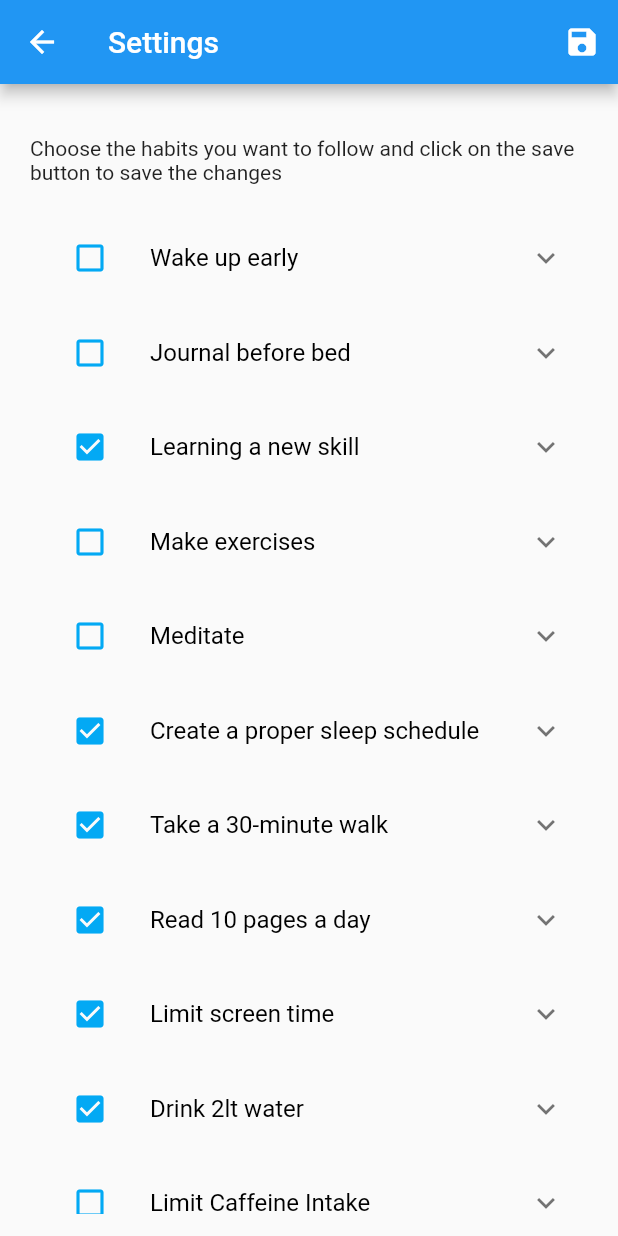
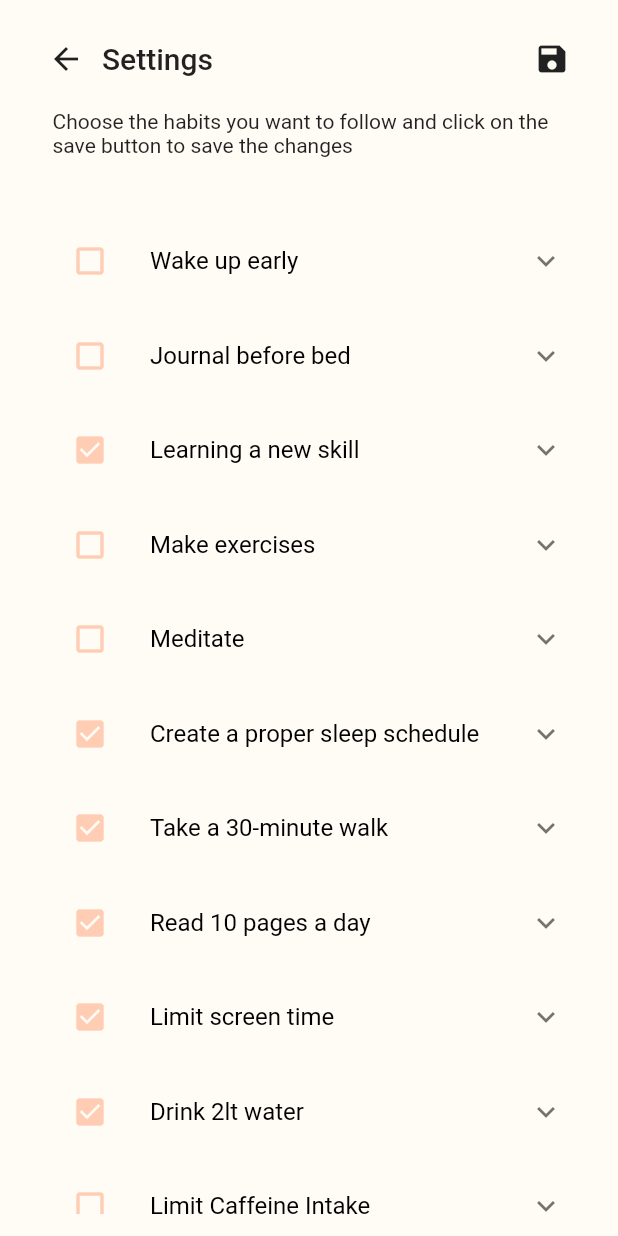
Before and after one commit to GianMen91/my_new_habits, a Flutter app: the Settings screen opened directly with empty values, on a phone screen of 412 x 824 dp. Run offline on Flutter 3.47's test engine with Material 2 defaults, Android fonts, the phone set to English and light mode, and no system bars; our stand-ins replace fl_chart, flutter_datetime_picker, flutter_local_notifications, sqflite, timezone; accounts and stored records are empty.

Commit message:
fix settings' UI

```diff
--- a/lib/settings.dart
+++ b/lib/settings.dart
@@ -1,4 +1,5 @@
 import 'package:flutter/material.dart';
+import 'costants/constants.dart';
 import 'todo.dart';
 import 'database_helper.dart';
 import 'package:flutter_datetime_picker/flutter_datetime_picker.dart';
@@ -35,26 +36,9 @@ class _SettingsState extends State<Settings> {
   @override
   Widget build(BuildContext context) {
     return Scaffold(
-      appBar: AppBar(
-        title: const Text('Settings'),
-        leading: IconButton(
-          icon: const Icon(Icons.arrow_back),
-          onPressed: () {
-            Navigator.pop(context);
-            widget.onFavouriteChange();
-          },
-        ),
-        actions: <Widget>[
-          IconButton(
-              icon: const Icon(Icons.save),
-              onPressed: () async {
-                for (ToDo todo in todosList) {
-                  await DatabaseHelper.instance.updateFavouriteStatus(todo);
-                }
-              }),
-        ],
-      ),
-      body: Stack(
+      backgroundColor: backgroundColor,
+      body: SafeArea(
+        child: Stack(
           children: [
             Container(
               padding: const EdgeInsets.symmetric(
@@ -63,17 +47,37 @@ class _SettingsState extends State<Settings> {
               ),
               child: Column(
                 children: [
-                Expanded(
-                  child: ListView(
+                  Row(
                     children: [
-                      Container(
-                        margin: const EdgeInsets.only(
-                          top: 20,
-                          bottom: 20,
+                      IconButton(
+                        icon: const Icon(Icons.arrow_back),
+                        onPressed: () {
+                          Navigator.pop(context);
+                          widget.onFavouriteChange();
+                        },
                       ),
-                        child: Column(
-                          children: const [
+
                       Text(
+                        'Settings',
+                        style: Theme.of(context).textTheme.headline6,
+                      ),
+                      Spacer(),
+                      // Adds spacing between title and icons
+                      IconButton(
+                        icon: const Icon(Icons.save),
+                        onPressed: () async {
+                          for (ToDo todo in todosList) {
+                            await DatabaseHelper.instance
+                                .updateFavouriteStatus(todo);
+                          }
+                        },
+                      ),
+                    ],
+                  ),
+                  const Padding(
+                    padding: EdgeInsets.only(
+                        right: 15, left: 15, top: 10, bottom: 20),
+                    child: Text(
                       'Choose the habits you want to follow and click on the save button to save the changes',
                       /*style: TextStyle(
                                   color: Colors.lightBlue,
@@ -81,7 +85,16 @@ class _SettingsState extends State<Settings> {
                                   fontWeight: FontWeight.bold,
                                 ),*/
                     ),
-                          ],
+                  ),
+                  Expanded(
+                    child: ListView(
+                      children: [
+                        Container(
+                          margin: const EdgeInsets.only(
+                            bottom: 20,
+                          ),
+                          child: Column(
+                            children: const [],
                           ),
                         ),
                         for (ToDo todo in todosList)
@@ -96,26 +109,28 @@ class _SettingsState extends State<Settings> {
                                 ),
                               ),
                               leading: IconButton(
-                                  color: Colors.lightBlue,
+                                color: selectedColor,
                                 onPressed: () {
                                   _onChecked(todo);
                                 },
                                 icon: todo.isFavourite
                                     ? const Icon(Icons.check_box)
-                                      : const Icon(
-                                          Icons.check_box_outline_blank)),
+                                    : const Icon(Icons.check_box_outline_blank),
+                              ),
                               children: const <Widget>[
                                 DatePickerTxt(),
                                 ScheduleBtn(),
-                              ]),
-                        )
-                    ],
-                  ),
-                )
                               ],
                             ),
                           ),
                       ],
+                    ),
+                  ),
+                ],
+              ),
+            ),
+          ],
+        ),
       ),
     );
   }
@@ -150,7 +165,7 @@ class _DatePickerTxtState extends State<DatePickerTxt> {
       },
       child: const Text(
         'Select Date Time',
-        style: TextStyle(color: Colors.blue),
+        style: TextStyle(color: selectedColor),
       ),
     );
   }
```
Lines whose indentation alone changed are shown as unchanged.
